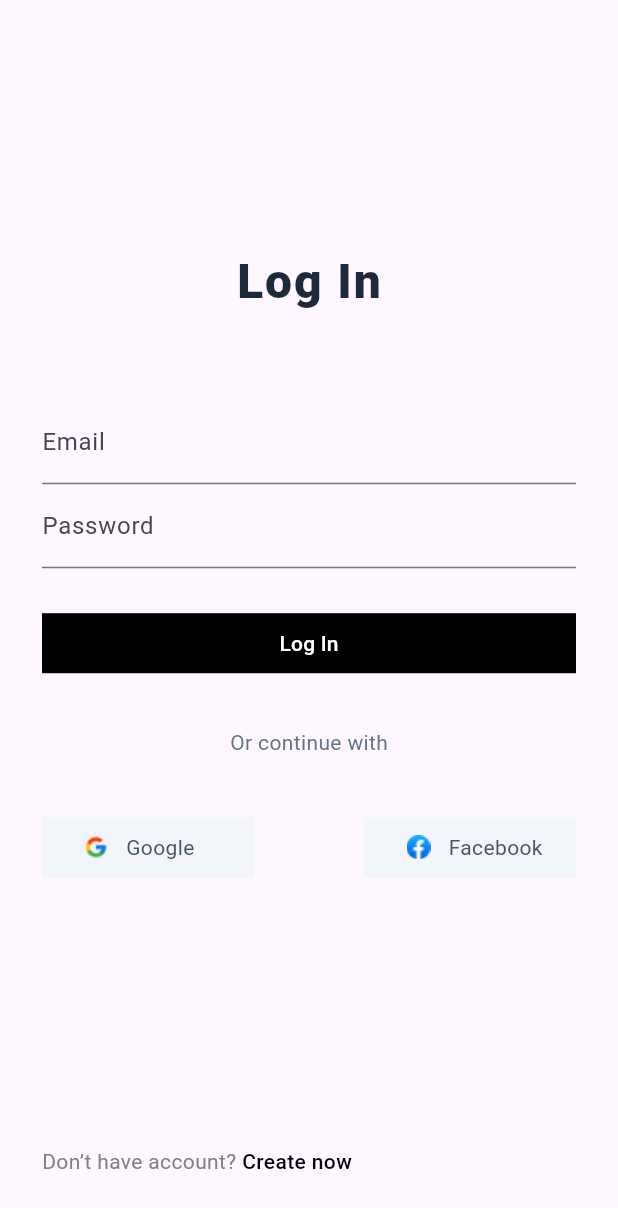
After one commit to youssefhedefa/e_commerce, a Flutter app: the screen it shows after launch, after a tap on "Skip", on a phone screen of 412 x 824 dp. The commit adds this screen. Shown: the top 1208 px of the screen. Run offline on Flutter 3.47's test engine with Material 2 defaults, Android fonts, the phone set to English and light mode, and no system bars; our stand-ins replace smooth_page_indicator.

Commit message:
complete log in view

```diff
--- /dev/null
+++ b/lib/core/utils/mobile_dimensions.dart
@@ -0,0 +1,21 @@
+import 'package:flutter/material.dart';
+
+class MobileDimensions
+{
+  static var height = 0.0;
+  static var width = 0.0;
+
+  static double getHeight(context)
+  {
+    height = MediaQuery.of(context).size.height;
+    return height;
+  }
+
+  static double getWidth(context)
+  {
+    width = MediaQuery.of(context).size.width;
+    return width;
+  }
+
+
+}
--- a/lib/core/utils/my_assets.dart
+++ b/lib/core/utils/my_assets.dart
@@ -2,5 +2,6 @@ class MyAssets{
   static String firstPanel = 'assets/images/first panel.png';
   static String secondPanel = 'assets/images/second panel.png';
   static String thirdPanel = 'assets/images/third panel.png';
-
+  static String facebook = 'assets/images/facebook.png';
+  static String google = 'assets/images/google.png';
 }
--- a/lib/core/utils/my_routes.dart
+++ b/lib/core/utils/my_routes.dart
@@ -1,9 +1,11 @@
+import 'package:e_commerce/features/logIn/presentation/views/log_in_view.dart';
 import 'package:e_commerce/features/onBoarding/presentation/views/on_boarding_view.dart';
 import 'package:flutter/material.dart';
 
 class MyRoutes
 {
-  static const onBoarding = '/OnBoarding';
+  static const onBoardingView = '/OnBoarding';
+  static const logInView = '/logIn';
 
   static Route<dynamic> generateRoute(RouteSettings settings) {
     switch(settings.name)
@@ -11,8 +13,11 @@ class MyRoutes
       case '/':
         return MaterialPageRoute(builder: (context) => const OnBoardingView(),);
 
-      case onBoarding:
+      case onBoardingView:
         return MaterialPageRoute(builder: (context) => const OnBoardingView(),);
+
+      case logInView:
+        return MaterialPageRoute(builder: (context) => const LogInView(),);
 
     }
 
--- /dev/null
+++ b/lib/core/utils/widgets/welcomPanel.dart
@@ -0,0 +1,23 @@
+import 'package:flutter/material.dart';
+
+class Panel extends StatelessWidget {
+  const Panel({Key? key, required this.text}) : super(key: key);
+
+  final String text;
+
+  @override
+  Widget build(BuildContext context) {
+    return Align(
+      alignment: Alignment.center,
+      child: Text(
+        text,
+        style:const TextStyle(
+          color: Color(0xFF1E293B),
+          fontSize: 32,
+          fontWeight: FontWeight.w800,
+          letterSpacing: 1.28,
+        ),
+      ),
+    );
+  }
+}
--- /dev/null
+++ b/lib/features/logIn/presentation/views/custom_social_media_container.dart
@@ -0,0 +1,37 @@
+import 'package:flutter/material.dart';
+
+class CustomSocialMediaContainer extends StatelessWidget {
+  const CustomSocialMediaContainer({Key? key, required this.iconName, required this.label}) : super(key: key);
+
+  final String iconName;
+  final String label;
+
+  @override
+  Widget build(BuildContext context) {
+    return Container(
+      width: 141,
+      height: 40,
+      color:const Color.fromRGBO(242, 245, 249, 1),
+      child: Padding(
+        padding: const EdgeInsets.symmetric(horizontal: 16.0),
+        child: Row(
+          children: [
+            CircleAvatar(
+              backgroundColor: Colors.transparent,
+              child: Image(image: AssetImage(iconName)),
+            ),
+            Text(
+              label,
+              style:const TextStyle(
+                color: Color(0xFF475569),
+                fontSize: 14,
+                fontWeight: FontWeight.w400,
+                height: 1.43,
+              ),
+            ),
+          ],
+        ),
+      ),
+    );
+  }
+}
--- /dev/null
+++ b/lib/features/logIn/presentation/views/log_in_view.dart
@@ -0,0 +1,68 @@
+import 'package:e_commerce/core/utils/mobile_dimensions.dart';
+import 'package:e_commerce/core/utils/widgets/welcomPanel.dart';
+import 'package:flutter/material.dart';
+import 'widgets/custom_form.dart';
+import 'widgets/footer.dart';
+import 'widgets/social_media_row.dart';
+
+class LogInView extends StatelessWidget {
+  const LogInView({Key? key}) : super(key: key);
+
+  @override
+  Widget build(BuildContext context) {
+    return Scaffold(
+      body: SingleChildScrollView(
+        child: SizedBox(
+          height: MobileDimensions.getHeight(context),
+          child: Padding(
+            padding: EdgeInsetsDirectional.only(
+              top: MobileDimensions.getHeight(context) * 0.2,
+              start: 28,
+              end: 28,
+            ),
+            child: Column(
+              crossAxisAlignment: CrossAxisAlignment.center,
+              children: [
+                const Panel(text: 'Log In'),
+                const SizedBox(
+                  height: 56,
+                ),
+                CustomForm(
+                  onPressed: () {},
+                  buttonText: 'Log In',
+                  onChangedEmail: (value) {},
+                  onChangedPassword: (value) {},
+                ),
+                const SizedBox(
+                  height: 36,
+                ),
+                const Text(
+                  'Or continue with',
+                  style: TextStyle(
+                    color: Color(0xFF64748B),
+                    fontSize: 14,
+                    fontFamily: 'Roboto',
+                    fontWeight: FontWeight.w400,
+                    height: 1.43,
+                  ),
+                ),
+                const SizedBox(
+                  height: 40,
+                ),
+                const SocialMediaRow(),
+                const Spacer(),
+                const SizedBox(
+                  height: 30,
+                ),
+                const Footer(),
+                const SizedBox(
+                  height: 40,
+                ),
+              ],
+            ),
+          ),
+        ),
+      ),
+    );
+  }
+}
--- /dev/null
+++ b/lib/features/logIn/presentation/views/widgets/custom_form.dart
@@ -0,0 +1,63 @@
+import 'package:flutter/material.dart';
+
+import 'custom_text_form_field.dart';
+
+class CustomForm extends StatelessWidget {
+  const CustomForm({
+    Key? key,
+    required this.buttonText,
+    required this.onPressed,
+    required this.onChangedEmail,
+    required this.onChangedPassword,
+    this.emailValidator,
+    this.passwordValidator,
+  }) : super(key: key);
+
+  final String buttonText;
+  final void Function() onPressed;
+  final void Function(String) onChangedEmail;
+  final void Function(String) onChangedPassword;
+  final String? Function(String?)? emailValidator;
+  final String? Function(String?)? passwordValidator;
+  @override
+  Widget build(BuildContext context) {
+    return Form(
+      onChanged: onPressed,
+      child: Column(
+        children: [
+          CustomTextFormField(
+            label: 'Email',
+            onChanged: onChangedEmail,
+            validator: emailValidator,
+          ),
+          CustomTextFormField(
+            label: 'Password',
+            onChanged: onChangedPassword,
+            validator: passwordValidator,
+          ),
+          const SizedBox(
+            height: 30,
+          ),
+          Container(
+            height: 40,
+            decoration: const BoxDecoration(
+              color: Colors.black,
+            ),
+            child: MaterialButton(
+              onPressed: () {},
+              child: const Align(
+                alignment: Alignment.center,
+                child: Text(
+                  'Log In',
+                  style: TextStyle(
+                    color: Colors.white,
+                  ),
+                ),
+              ),
+            ),
+          ),
+        ],
+      ),
+    );
+  }
+}
--- /dev/null
+++ b/lib/features/logIn/presentation/views/widgets/custom_text_form_field.dart
@@ -0,0 +1,30 @@
+import 'package:flutter/material.dart';
+
+class CustomTextFormField extends StatelessWidget {
+  const CustomTextFormField(
+      {Key? key,
+        this.keyboardType,
+        required this.label,
+        required this.onChanged,
+        this.validator,
+      })
+      : super(key: key);
+
+  final TextInputType? keyboardType;
+  final String label;
+  final void Function(String) onChanged;
+  final String? Function(String?)? validator;
+  @override
+  Widget build(BuildContext context) {
+    return TextFormField(
+      keyboardType: keyboardType,
+      decoration: InputDecoration(
+        label: Text(
+          label,
+        ),
+      ),
+      onChanged: onChanged,
+      validator: validator,
+    );
+  }
+}
--- /dev/null
+++ b/lib/features/logIn/presentation/views/widgets/footer.dart
@@ -0,0 +1,34 @@
+import 'package:flutter/material.dart';
+
+class Footer extends StatelessWidget {
+  const Footer({Key? key}) : super(key: key);
+
+  @override
+  Widget build(BuildContext context) {
+    return Row(
+      children: [
+        const Text(
+          'Don’t have account? ',
+          style: TextStyle(
+            color: Color(0xFF828282),
+            fontSize: 14,
+            fontWeight: FontWeight.w400,
+          ),
+        ),
+        GestureDetector(
+          onTap: () {
+            //  Navigator.pushNamed(context, MyRoutes.kSignIn);
+          },
+          child: const Text(
+            'Create now',
+            style: TextStyle(
+              color: Color(0xFF000113),
+              fontSize: 14,
+              fontWeight: FontWeight.w500,
+            ),
+          ),
+        ),
+      ],
+    );
+  }
+}
--- /dev/null
+++ b/lib/features/logIn/presentation/views/widgets/social_media_row.dart
@@ -0,0 +1,25 @@
+import 'package:e_commerce/core/utils/my_assets.dart';
+import 'package:e_commerce/features/logIn/presentation/views/custom_social_media_container.dart';
+import 'package:flutter/material.dart';
+
+class SocialMediaRow extends StatelessWidget
+{
+  const SocialMediaRow({Key? key}) : super(key: key);
+
+  @override
+  Widget build(BuildContext context) {
+    return Row(
+      mainAxisAlignment: MainAxisAlignment.spaceBetween,
+      children: [
+        CustomSocialMediaContainer(
+          label: 'Google',
+          iconName: MyAssets.google,
+        ),
+        CustomSocialMediaContainer(
+          label: 'Facebook',
+          iconName: MyAssets.facebook,
+        ),
+      ],
+    );
+  }
+}
--- a/lib/features/onBoarding/presentation/views/on_boarding_view.dart
+++ b/lib/features/onBoarding/presentation/views/on_boarding_view.dart
@@ -1,9 +1,10 @@
 import 'package:e_commerce/core/utils/my_assets.dart';
+import 'package:e_commerce/core/utils/my_routes.dart';
 import 'package:flutter/material.dart';
 import 'package:smooth_page_indicator/smooth_page_indicator.dart';
-
 import 'widgets/custom_advance_button.dart';
 import 'widgets/custom_image_viewr.dart';
+
 class OnBoardingView extends StatefulWidget {
   const OnBoardingView({Key? key}) : super(key: key);
 
@@ -36,6 +37,7 @@ class _OnBoardingViewState extends State<OnBoardingView> {
       });
     });
   }
+
   @override
   Widget build(BuildContext context) {
     return Scaffold(
@@ -46,6 +48,23 @@ class _OnBoardingViewState extends State<OnBoardingView> {
           mainAxisAlignment: MainAxisAlignment.center,
           mainAxisSize: MainAxisSize.max,
           children: [
+            Row(
+              mainAxisAlignment: MainAxisAlignment.end,
+              children: [
+                TextButton(
+                  onPressed: () {
+                    Navigator.pushNamed(context, MyRoutes.logInView);
+                  },
+                  child: const Text(
+                    'Skip',
+                    style: TextStyle(
+                      color: Colors.deepPurple,
+                      fontSize: 18,
+                    ),
+                  ),
+                ),
+              ],
+            ),
             CustomImageViewer(pageController: pageController, children: images),
             Row(
               mainAxisAlignment: MainAxisAlignment.start,
@@ -63,6 +82,9 @@ class _OnBoardingViewState extends State<OnBoardingView> {
                 const Spacer(),
                 TextButton(
                   onPressed: () {
+                    if (_currentPage == 2) {
+                      Navigator.pushNamed(context, MyRoutes.logInView);
+                    } else {
                       setState(() {
                         _currentPage = pageController.page!.round();
                       });
@@ -70,6 +92,7 @@ class _OnBoardingViewState extends State<OnBoardingView> {
                         duration: const Duration(seconds: 1),
                         curve: Curves.fastOutSlowIn,
                       );
+                    }
                   },
                   child: buildButton(_currentPage),
                 ),
@@ -80,13 +103,11 @@ class _OnBoardingViewState extends State<OnBoardingView> {
       ),
     );
   }
-  Widget buildButton(int currentPage){
-    if(currentPage == 2)
-    {
+
+  Widget buildButton(int currentPage) {
+    if (currentPage == 2) {
       return const CustomAdvanceButton(text: 'Advance');
-
-    }
-    else {
+    } else {
       return const CustomAdvanceButton(text: 'Next');
     }
   }
--- a/lib/main.dart
+++ b/lib/main.dart
@@ -34,7 +34,7 @@ class MyApp extends StatelessWidget {
         useMaterial3: true,
       ),
       debugShowCheckedModeBanner: false,
-      initialRoute: MyRoutes.onBoarding,
+      initialRoute: MyRoutes.onBoardingView,
     );
   }
 }
```
Also changed, not shown: assets/images/facebook.png (added), assets/images/google.png (added). Lines whose indentation alone changed are shown as unchanged.
